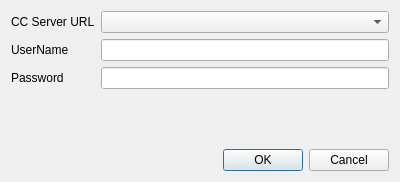
Above: CCMan/login_dlg.ui from jykim74/CCMan before the change. Below: the same form after it.
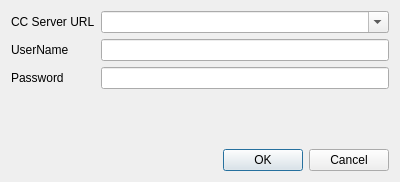
That is the form after the change.

Diff of the .ui file:
```diff
--- a/CCMan/login_dlg.ui
+++ b/CCMan/login_dlg.ui
@@ -32,7 +32,11 @@
     </widget>
    </item>
    <item row="0" column="1">
-    <widget class="QComboBox" name="mServerURLCombo"/>
+    <widget class="QComboBox" name="mServerURLCombo">
+     <property name="editable">
+      <bool>true</bool>
+     </property>
+    </widget>
    </item>
    <item row="1" column="0">
     <widget class="QLabel" name="label_2">
```
Left out of the diff: 5 changed lines with no effect on the pictures.
